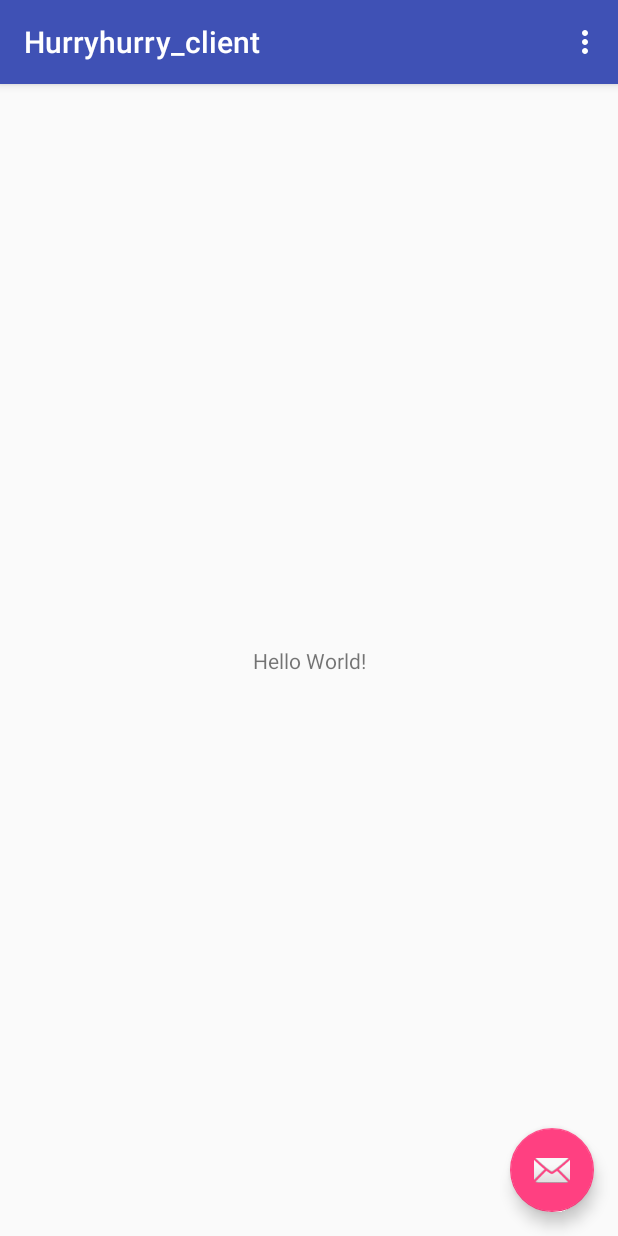
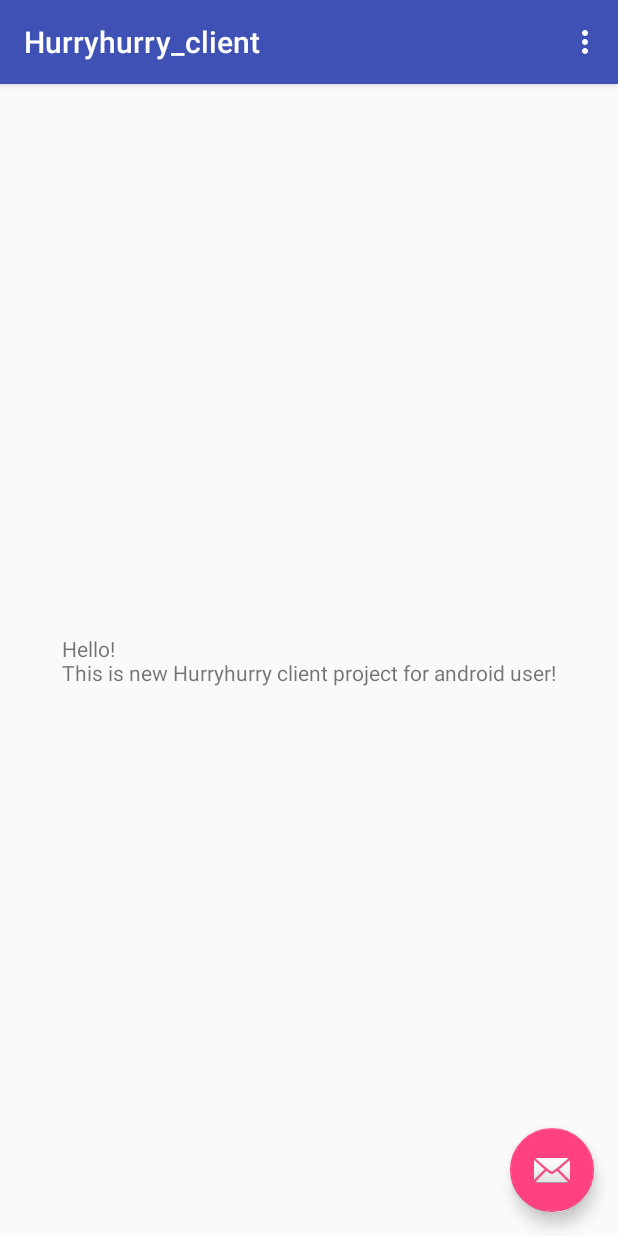
Before and after one commit to GHHM/Hurry-hurry, an Android app: the screen it shows after launch (MainActivity), on a phone screen of 412 x 824 dp. Run offline under Robolectric (Android 15) with nearby library versions, the phone set to English and light mode, and no system bars.

Commit message:
First testing

```diff
--- a/client/Hurryhurry_client/app/src/main/res/layout/content_main.xml
+++ b/client/Hurryhurry_client/app/src/main/res/layout/content_main.xml
@@ -12,7 +12,7 @@
     <TextView
         android:layout_width="wrap_content"
         android:layout_height="wrap_content"
-        android:text="Hello World!"
+        android:text="Hello! \nThis is new Hurryhurry client project for android user!"
         app:layout_constraintBottom_toBottomOf="parent"
         app:layout_constraintLeft_toLeftOf="parent"
         app:layout_constraintRight_toRightOf="parent"
```
